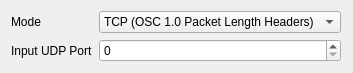
This is src/ui/input_services/QEosOscInputServiceSettingsWidget.ui in pixsper/cue-tx as Qt 5 draws it before an edit. The edited form follows.
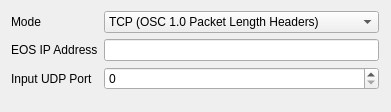
This is the edited form.

```diff
--- a/src/ui/input_services/QEosOscInputServiceSettingsWidget.ui
+++ b/src/ui/input_services/QEosOscInputServiceSettingsWidget.ui
@@ -6,8 +6,8 @@
    <rect>
     <x>0</x>
     <y>0</y>
-    <width>241</width>
-    <height>64</height>
+    <width>391</width>
+    <height>112</height>
    </rect>
   </property>
   <layout class="QFormLayout" name="formLayout">
@@ -17,14 +17,14 @@
    <property name="rightMargin">
     <number>12</number>
    </property>
-   <item row="1" column="0">
+   <item row="2" column="0">
     <widget class="QLabel" name="labelInputUdpPort">
      <property name="text">
       <string>Input UDP Port</string>
      </property>
     </widget>
    </item>
-   <item row="1" column="1">
+   <item row="2" column="1">
     <widget class="QSpinBox" name="spinBoxInputUdpPort">
      <property name="buttonSymbols">
       <enum>QAbstractSpinBox::UpDownArrows</enum>
@@ -57,6 +57,23 @@
      </property>
     </widget>
    </item>
+   <item row="1" column="1">
+    <widget class="QLineEdit" name="lineEditIpAddress">
+     <property name="frame">
+      <bool>true</bool>
+     </property>
+     <property name="clearButtonEnabled">
+      <bool>false</bool>
+     </property>
+    </widget>
+   </item>
+   <item row="1" column="0">
+    <widget class="QLabel" name="labelIpAddress">
+     <property name="text">
+      <string>EOS IP Address</string>
+     </property>
+    </widget>
+   </item>
   </layout>
  </widget>
  <resources/>
```
